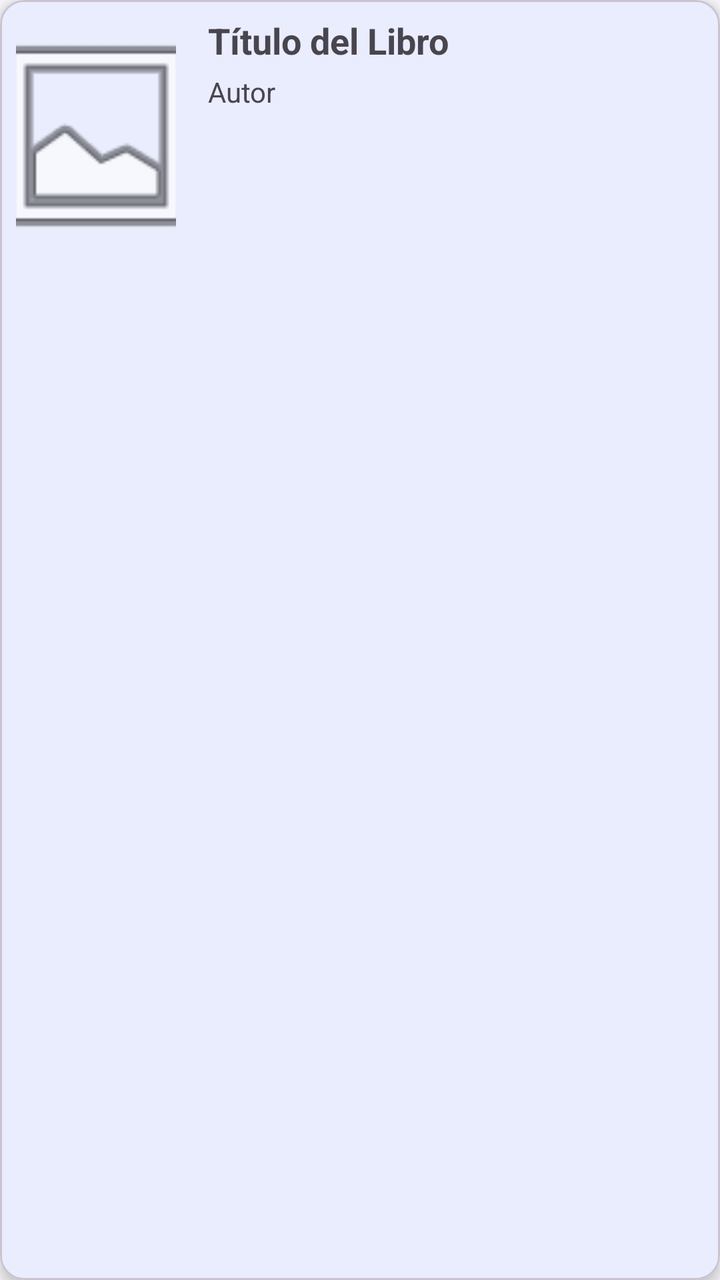
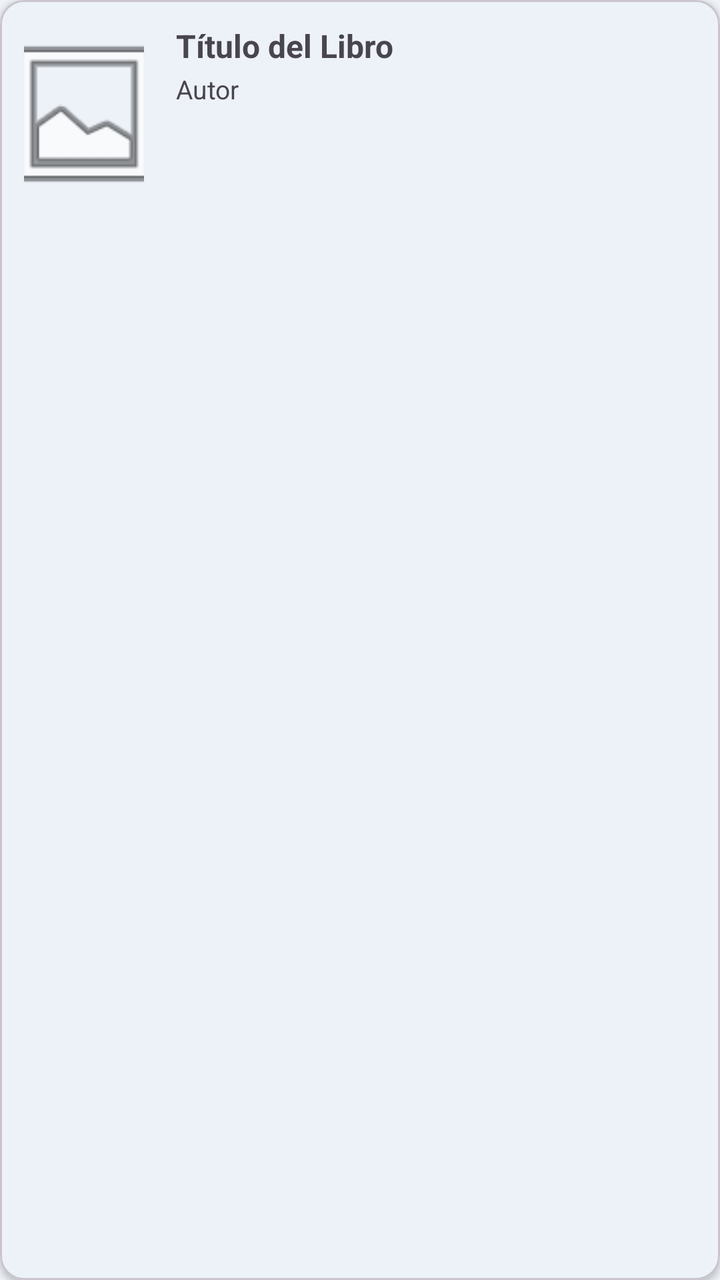

Compare the two renders of this Android layout. The source of the first and the diff that turns it into the second are given below.
<!-- AndroidManifest.xml: application theme Theme.Biblioteca -->
<!-- res/layout/item_libro.xml -->
<?xml version="1.0" encoding="utf-8"?>
<com.google.android.material.card.MaterialCardView xmlns:android="http://schemas.android.com/apk/res/android"
    xmlns:app="http://schemas.android.com/apk/res-auto"
    android:layout_width="match_parent"
    android:layout_height="wrap_content"
    android:layout_margin="8dp"
    app:cardElevation="4dp"
    app:cardCornerRadius="12dp">

    <androidx.constraintlayout.widget.ConstraintLayout
        android:layout_width="match_parent"
        android:layout_height="wrap_content"
        android:padding="8dp">

        <ImageView
            android:id="@+id/ivPortadaLibro"
            android:layout_width="80dp"
            android:layout_height="120dp"
            android:scaleType="centerCrop"
            android:src="@android:drawable/ic_menu_gallery"
            app:layout_constraintStart_toStartOf="parent"
            app:layout_constraintTop_toTopOf="parent"
            app:layout_constraintBottom_toBottomOf="parent" />

        <TextView
            android:id="@+id/tvTituloLibro"
            android:layout_width="0dp"
            android:layout_height="wrap_content"
            android:layout_marginStart="16dp"
            android:text="Título del Libro"
            android:textSize="18sp"
            android:textStyle="bold"
            app:layout_constraintStart_toEndOf="@id/ivPortadaLibro"
            app:layout_constraintEnd_toEndOf="parent"
            app:layout_constraintTop_toTopOf="parent" />

        <TextView
            android:id="@+id/tvAutorLibro"
            android:layout_width="0dp"
            android:layout_height="wrap_content"
            android:layout_marginTop="4dp"
            android:text="Autor"
            android:textSize="14sp"
            app:layout_constraintStart_toStartOf="@id/tvTituloLibro"
            app:layout_constraintEnd_toEndOf="parent"
            app:layout_constraintTop_toBottomOf="@id/tvTituloLibro" />

        <com.google.android.material.button.MaterialButton
            android:id="@+id/btnDevolverLibro"
            style="@style/Widget.Material3.Button.TonalButton"
            android:layout_width="wrap_content"
            android:layout_height="wrap_content"
            android:text="Devolver"
            android:textSize="12sp"
            android:visibility="gone"
            app:layout_constraintBottom_toBottomOf="parent"
            app:layout_constraintEnd_toEndOf="parent" />

    </androidx.constraintlayout.widget.ConstraintLayout>

</com.google.android.material.card.MaterialCardView>
<!-- resources referenced by this layout -->
<resources>
  <style name="Theme.Biblioteca" parent="Base.Theme.Biblioteca" />
  <style name="Base.Theme.Biblioteca" parent="Theme.Material3.DayNight.NoActionBar">
          
          <item name="colorPrimary">@color/primary</item>
          <item name="colorSecondary">@color/secondary</item>
          <item name="android:windowBackground">@color/background</item>
      </style>
  <color name="primary">#2196F3</color>
  <color name="secondary">#03DAC6</color>
  <color name="background">#F8F9FA</color>
</resources>

<!-- the commit's change to res/layout/item_libro.xml (unified diff, before → after) -->
@@ -1,21 +1,22 @@
 <?xml version="1.0" encoding="utf-8"?>
 <com.google.android.material.card.MaterialCardView xmlns:android="http://schemas.android.com/apk/res/android"
     xmlns:app="http://schemas.android.com/apk/res-auto"
+    xmlns:tools="http://schemas.android.com/tools"
     android:layout_width="match_parent"
     android:layout_height="wrap_content"
     android:layout_margin="8dp"
-    app:cardElevation="4dp"
+    app:cardElevation="2dp"
     app:cardCornerRadius="12dp">
 
     <androidx.constraintlayout.widget.ConstraintLayout
         android:layout_width="match_parent"
         android:layout_height="wrap_content"
-        android:padding="8dp">
+        android:padding="12dp">
 
         <ImageView
             android:id="@+id/ivPortadaLibro"
-            android:layout_width="80dp"
-            android:layout_height="120dp"
+            android:layout_width="60dp"
+            android:layout_height="90dp"
             android:scaleType="centerCrop"
             android:src="@android:drawable/ic_menu_gallery"
             app:layout_constraintStart_toStartOf="parent"
@@ -28,22 +29,92 @@
             android:layout_height="wrap_content"
             android:layout_marginStart="16dp"
             android:text="Título del Libro"
-            android:textSize="18sp"
+            android:textSize="16sp"
             android:textStyle="bold"
             app:layout_constraintStart_toEndOf="@id/ivPortadaLibro"
-            app:layout_constraintEnd_toEndOf="parent"
+            app:layout_constraintEnd_toStartOf="@id/layoutActions"
             app:layout_constraintTop_toTopOf="parent" />
 
         <TextView
             android:id="@+id/tvAutorLibro"
             android:layout_width="0dp"
             android:layout_height="wrap_content"
+            android:layout_marginTop="2dp"
+            android:text="Autor"
+            android:textSize="13sp"
+            app:layout_constraintStart_toStartOf="@id/tvTituloLibro"
+            app:layout_constraintEnd_toStartOf="@id/layoutActions"
+            app:layout_constraintTop_toBottomOf="@id/tvTituloLibro" />
+
+        <TextView
+            android:id="@+id/tvCategoriaLibro"
+            android:layout_width="wrap_content"
+            android:layout_height="wrap_content"
             android:layout_marginTop="4dp"
-            android:text="Autor"
-            android:textSize="14sp"
+            android:background="@drawable/search_background"
+            android:paddingHorizontal="8dp"
+            android:paddingVertical="2dp"
+            android:text="Categoría"
+            android:textSize="10sp"
+            android:visibility="gone"
+            tools:visibility="visible"
             app:layout_constraintStart_toStartOf="@id/tvTituloLibro"
-            app:layout_constraintEnd_toEndOf="parent"
-            app:layout_constraintTop_toBottomOf="@id/tvTituloLibro" />
+            app:layout_constraintTop_toBottomOf="@id/tvAutorLibro" />
+
+        <TextView
+            android:id="@+id/tvFechaLibro"
+            android:layout_width="wrap_content"
+            android:layout_height="wrap_content"
+            android:layout_marginTop="4dp"
+            android:text="Pedido el: 10/08/2026"
+            android:textSize="11sp"
+            android:textColor="?attr/colorOnSurfaceVariant"
+            android:visibility="gone"
+            tools:visibility="visible"
+            app:layout_constraintStart_toStartOf="@id/tvTituloLibro"
+            app:layout_constraintTop_toBottomOf="@id/tvCategoriaLibro" />
+
+        <TextView
+            android:id="@+id/tvAlertaLibro"
+            android:layout_width="wrap_content"
+            android:layout_height="wrap_content"
+            android:layout_marginTop="4dp"
+            android:text="Tienes 3 días para devolverlo"
+            android:textSize="11sp"
+            android:textStyle="bold"
+            android:textColor="@color/error"
+            android:visibility="gone"
+            tools:visibility="visible"
+            app:layout_constraintStart_toStartOf="@id/tvTituloLibro"
+            app:layout_constraintTop_toBottomOf="@id/tvFechaLibro" />
+
+        <LinearLayout
+            android:id="@+id/layoutActions"
+            android:layout_width="wrap_content"
+            android:layout_height="wrap_content"
+            android:orientation="horizontal"
+            android:visibility="gone"
+            tools:visibility="visible"
+            app:layout_constraintTop_toTopOf="parent"
+            app:layout_constraintEnd_toEndOf="parent">
+
+            <ImageButton
+                android:id="@+id/btnEditarPrestamo"
+                android:layout_width="40dp"
+                android:layout_height="40dp"
+                android:background="?attr/selectableItemBackgroundBorderless"
+                android:src="@android:drawable/ic_menu_edit"
+                app:tint="?attr/colorPrimary" />
+
+            <ImageButton
+                android:id="@+id/btnEliminarPrestamo"
+                android:layout_width="40dp"
+                android:layout_height="40dp"
+                android:background="?attr/selectableItemBackgroundBorderless"
+                android:src="@android:drawable/ic_menu_revert"
+                app:tint="@color/warning" />
+
+        </LinearLayout>
 
         <com.google.android.material.button.MaterialButton
             android:id="@+id/btnDevolverLibro"
@@ -51,8 +122,9 @@
             android:layout_width="wrap_content"
             android:layout_height="wrap_content"
             android:text="Devolver"
-            android:textSize="12sp"
+            android:textSize="11sp"
             android:visibility="gone"
+            tools:visibility="visible"
             app:layout_constraintBottom_toBottomOf="parent"
             app:layout_constraintEnd_toEndOf="parent" />
 
<!-- resource entries referenced after the edit -->
@@ -1,14 +1,30 @@
 <!-- resources referenced by this layout -->
 <resources>
+  <color name="error">#B00020</color>
+  <color name="warning">#FF8F00</color>
+  <!-- drawable search_background (drawable) -->
+  <?xml version="1.0" encoding="utf-8"?>
+  <shape xmlns:android="http://schemas.android.com/apk/res/android">
+      <solid android:color="#F1F3F4" />
+      <corners android:radius="24dp" />
+      <stroke android:width="1dp" android:color="#E0E0E0" />
+  </shape>
   <style name="Theme.Biblioteca" parent="Base.Theme.Biblioteca" />
   <style name="Base.Theme.Biblioteca" parent="Theme.Material3.DayNight.NoActionBar">
           
           <item name="colorPrimary">@color/primary</item>
           <item name="colorSecondary">@color/secondary</item>
+  
           <item name="android:windowBackground">@color/background</item>
+          <item name="colorSurface">@color/surface</item>
+  
+          
+          <item name="android:statusBarColor">@color/primary</item>
+          <item name="android:windowLightStatusBar" tools:targetApi="m">false</item>
       </style>
-  <color name="primary">#2196F3</color>
-  <color name="secondary">#03DAC6</color>
-  <color name="background">#F8F9FA</color>
+  <color name="primary">#0D47A1</color>
+  <color name="secondary">#1976D2</color>
+  <color name="background">#F0F4F8</color>
+  <color name="surface">#FFFFFF</color>
 </resources>
 
